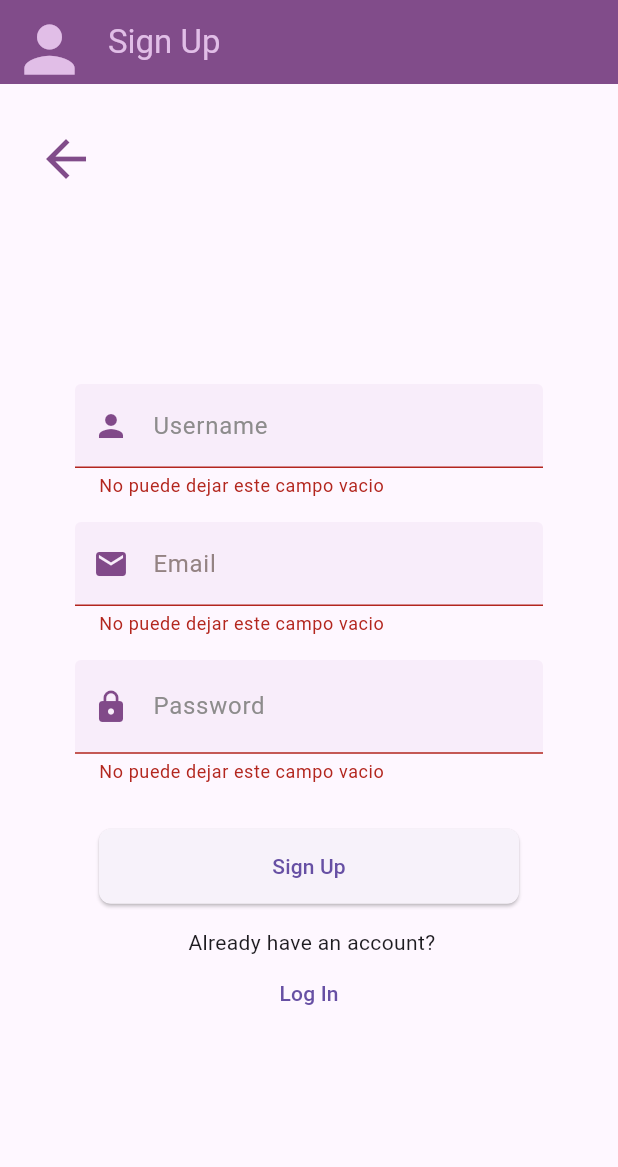
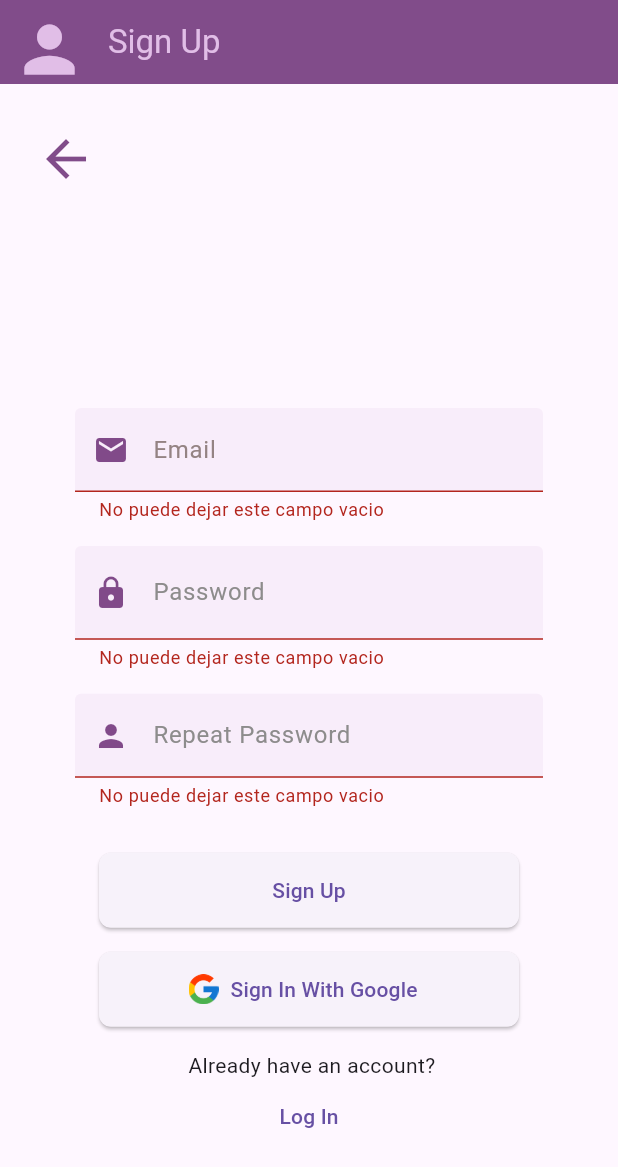
Before and after one commit to villalobos19diego/E-commerce-app, a Flutter app: the ScreenSignUp screen opened directly, after a tap on "Sign Up", on a phone screen of 412 x 824 dp. Shown: the top 1167 px of the screen. Run offline on Flutter 3.47's test engine with Material 2 defaults, Android fonts, the phone set to English and light mode, and no system bars; our stand-ins replace carousel_slider, firebase_auth, firebase_core, google_sign_in; missing offline and left inert: fluid_bottom_nav_bar; accounts and stored records are empty; network calls fail.

Commit message:
feat: se agregaron boton para sign-up con google y un nuevo textform para repetir el password; fix: se elimino el textform para crear username y se modifico el focusnode paso de ser <fieldUsername> a <fieldRepeatPassword>

```diff
--- a/lib/screens/signUp/Screen_Sign_Up.dart
+++ b/lib/screens/signUp/Screen_Sign_Up.dart
@@ -16,7 +16,7 @@ class _ScreenLoginState extends State<ScreenSignUp> {
   Utils utils = Utils();
   final _formKey = GlobalKey<FormState>();
   bool passToggle = true;
-  FocusNode fieldUsername = FocusNode();
+  FocusNode fieldRepeatPassword = FocusNode();
   FocusNode fieldEmail = FocusNode();
   FocusNode fieldPassword = FocusNode();
   FocusNode buttonFocus = FocusNode();
@@ -84,30 +84,6 @@ class _ScreenLoginState extends State<ScreenSignUp> {
               child: Column(
                 mainAxisAlignment: MainAxisAlignment.center,
                 children: [
-                  textForm(
-                      "Username",
-                      const Color.fromARGB(255, 141, 140, 140),
-                      16.0,
-                      "Ingrese su Username",
-                      const Color.fromARGB(255, 121, 120, 120),
-                      context,
-                      icon: const Icon(Icons.person,
-                          color: Color.fromARGB(216, 107, 45, 117)),
-                      borderSide: BorderSide.none,
-                      borderRadius: BorderRadius.circular(8.0),
-                      filled: true,
-                      colorsFill: const Color.fromARGB(255, 248, 237, 250),
-                      validator: (value) {
-                        if (value == null || value.isEmpty) {
-                          return "No puede dejar este campo vacio";
-                        }
-                        return utils.validateUsername(value);
-                      },
-                      focusNode: fieldUsername,
-                      textEditingController: _usernamefieldController,
-                      onfieldSubmitted: (value) {
-                        FocusScope.of(context).requestFocus(fieldEmail);
-                      }),
                   const SizedBox(
                     height: 16.0,
                   ),
@@ -169,6 +145,34 @@ class _ScreenLoginState extends State<ScreenSignUp> {
                       textAction: TextInputAction.done,
                       textEditingController: _passwordfieldController,
                       onfieldSubmitted: (value) {
+                        FocusScope.of(context).requestFocus(fieldRepeatPassword);
+                      }),
+                  const SizedBox(
+                    height: 16.0,
+                  ),
+                  textForm(
+                      "Repeat Password",
+                      const Color.fromARGB(255, 141, 140, 140),
+                      16.0,
+                      "Ingrese su Password",
+                      const Color.fromARGB(255, 121, 120, 120),
+                      context,
+                      icon: const Icon(Icons.person,
+                          color: Color.fromARGB(216, 107, 45, 117)),
+                      borderSide: BorderSide.none,
+                      borderRadius: BorderRadius.circular(8.0),
+                      filled: true,
+                      colorsFill: const Color.fromARGB(255, 248, 237, 250),
+                      validator: (value) {
+                        if (value == null || value.isEmpty) {
+                          return "No puede dejar este campo vacio";
+                        }
+                        return utils.validatePasswordWithPassword(
+                            _passwordfieldController.text, value);
+                      },
+                      focusNode: fieldRepeatPassword,
+                      textEditingController: _usernamefieldController,
+                      onfieldSubmitted: (value) {
                         _submit();
                       }),
                   const SizedBox(height: 30.0),
@@ -182,6 +186,27 @@ class _ScreenLoginState extends State<ScreenSignUp> {
                         _submit();
                       },
                       child: const Text("Sign Up")),
+                  const SizedBox(
+                    height: 16.0,
+                  ),
+                  ElevatedButton.icon(
+                      icon: Image.asset('assets/images/google-icon.png',
+                          width: 20),
+                      focusNode: buttonFocus,
+                      style: ElevatedButton.styleFrom(
+                          minimumSize: const Size(280.0, 50.0),
+                          shape: RoundedRectangleBorder(
+                              borderRadius: BorderRadius.circular(8.0))),
+                      onPressed: () async {
+                        await _authService.signInHandler();
+                        if (mounted) {
+                          Navigator.push(
+                              context,
+                              MaterialPageRoute(
+                                  builder: (_) => const Tabbar()));
+                        }
+                      },
+                      label: const Text("Sign In With Google")),
                   const SizedBox(
                     height: 16.0,
                   ),
```
